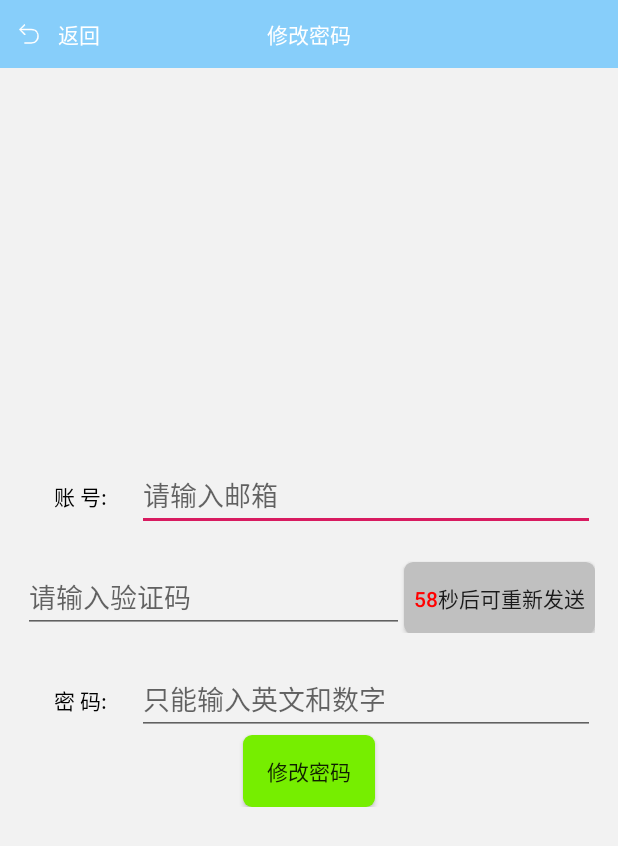
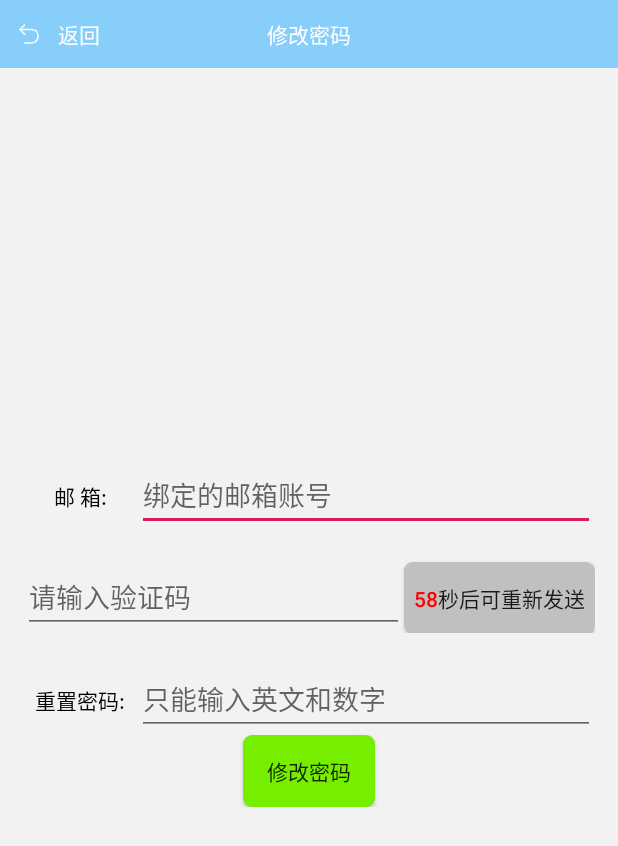
Before and after one commit to Bosshzh/ShiFei, an Android app: the ForgetPasswordActivity screen opened directly, with no data from a screen before it, after a tap on "修改密码", on a phone screen of 412 x 824 dp. Shown: the top 846 px of the screen. Run offline under Robolectric (Android 15) with nearby library versions, the phone set to English and light mode, and no system bars; libraries missing offline, so code that uses them is left out: javax.mail, javax.mail.internet; 1 other tap on this screen came first.

Commit message:
2020年2月12日更改

```diff
--- a/app/src/main/java/com/lanling/activity/ForgetPasswordActivity.java
+++ b/app/src/main/java/com/lanling/activity/ForgetPasswordActivity.java
@@ -3,6 +3,8 @@ package com.lanling.activity;
 import androidx.annotation.NonNull;
 import androidx.appcompat.app.AppCompatActivity;
 
+import android.content.Intent;
+import android.content.SharedPreferences;
 import android.graphics.Color;
 import android.os.Bundle;
 import android.os.Handler;
@@ -40,12 +42,15 @@ public class ForgetPasswordActivity extends AppCompatActivity {
     private String verification_code;//验证码
     private String email;//邮箱账号
     private String password;//密码
+    private SharedPreferences.Editor editor;
     private Handler handler = new Handler(){
         @Override
         public void handleMessage(@NonNull android.os.Message msg) {
             switch (msg.what){
                 case 0:
-                    Util.toastShort(ForgetPasswordActivity.this,"修改密码成功");
+                    Util.toastShort(ForgetPasswordActivity.this,"修改密码成功，已自动登录");
+                    Intent intent = new Intent(ForgetPasswordActivity.this,MainActivity.class);
+                    startActivity(intent);
                     finish();//结束当前活动
                     break;
                 case 1:
@@ -74,6 +79,7 @@ public class ForgetPasswordActivity extends AppCompatActivity {
     protected void onCreate(Bundle savedInstanceState) {
         super.onCreate(savedInstanceState);
         setContentView(R.layout.activity_forget_password);
+        editor = getSharedPreferences("user",MODE_PRIVATE).edit();
         titlebarView = findViewById(R.id.forget_titlebarview);//标题栏
         titlebarView.setOnViewClick(new TitlebarView.onViewClick() {
             @Override
@@ -100,8 +106,8 @@ public class ForgetPasswordActivity extends AppCompatActivity {
                 //如果用户输入的验证码和我们产生的验证码不相等的话
                 if (!verication_edit.getText().toString().equals(verification_code)){
                     Util.toastShort(ForgetPasswordActivity.this,"验证码验证失败，请重试");
-                }else if (password.length() == 0){
-                    Util.toastShort(ForgetPasswordActivity.this,"请输入密码");
+                }else if (password.length() == 0 && email.length() == 0){//密码不能为空
+                    Util.toastShort(ForgetPasswordActivity.this,"邮箱或密码不能为空");
                 }else{
                     new Thread(){
                         @Override
@@ -111,14 +117,15 @@ public class ForgetPasswordActivity extends AppCompatActivity {
                             params.put("password", password);
                             try {
                                 String result = Util.sendMessage("http://www.zhengzhoudaxue.cn:8080/SaveData/forget",params,"utf-8");
-                                if ("0".equals(result)){
-                                    handler.sendEmptyMessage(0);//修改密码成功，那么发送消息0
-                                }else if("1".equals(result)){
+                                if("1".equals(result)){
                                     handler.sendEmptyMessage(1);//修改密码失败，那么发送消息1
                                 }else if("2".equals(result)){
                                     handler.sendEmptyMessage(2);//该账号可能不存在
                                 }else if("3".equals(result)){
                                     handler.sendEmptyMessage(3);//服务器报错，请重试
+                                }else{
+                                   editor.putString("username",result.split("&")[1]).putString("photouser",result.split("&")[2]).apply();
+                                    handler.sendEmptyMessage(0);//修改密码成功，那么发送消息0
                                 }
                             } catch (IOException e) {
                                 e.printStackTrace();
@@ -141,7 +148,6 @@ public class ForgetPasswordActivity extends AppCompatActivity {
                 public void run() {
                     super.run();
                     Random ra =new Random();
-
                     for (int i=0;i<6;i++){
                         verification_code+=ra.nextInt(10);
                     }
@@ -157,7 +163,6 @@ public class ForgetPasswordActivity extends AppCompatActivity {
                             handler.sendEmptyMessage(5);//验证码发送失败
                         }else{
                             handler.sendEmptyMessage(6);//验证码发送失败，未知原因
-                            Util.log("RegisterActivity",result);
                         }
                     } catch (IOException e) {
                         e.printStackTrace();
--- a/app/src/main/java/com/lanling/fragment/WodeFragment.java
+++ b/app/src/main/java/com/lanling/fragment/WodeFragment.java
@@ -58,8 +58,6 @@ public class WodeFragment extends Fragment {
     private PerSelectView shezhi;//设置
     private Context context;//上下文
     private SharedPreferences sharedPreferences;
-    private Tencent mTencent;//腾讯
-    private Uri uri;
     // TODO: Rename and change types of parameters
     private String mParam1;
     private String mParam2;
--- a/app/src/main/res/layout/activity_forget_password.xml
+++ b/app/src/main/res/layout/activity_forget_password.xml
@@ -20,12 +20,13 @@
         />
 
     <RelativeLayout
+        android:id="@+id/forgetpassword_relativelayout"
         android:layout_width="match_parent"
         android:layout_height="wrap_content"
+        android:paddingLeft="15dp"
         android:paddingRight="15dp"
-        android:paddingLeft="15dp"
         android:layout_centerVertical="true"
-        android:orientation="vertical">
+        android:layout_centerHorizontal="true">
 
         <LinearLayout
             android:id="@+id/forget_linearlayout1"
@@ -36,7 +37,7 @@
             <TextView
                 android:layout_weight="1"
                 android:layout_width="0dp"
-                android:text="@string/email"
+                android:text="邮 箱:"
                 android:textColor="@color/black"
                 android:gravity="center"
                 android:layout_height="wrap_content" />
@@ -46,7 +47,7 @@
                 android:layout_weight="4"
                 android:layout_width="0dp"
                 android:inputType="textEmailAddress"
-                android:hint="@string/email_hint"
+                android:hint="绑定的邮箱账号"
                 android:layout_height="wrap_content" />
 
             </LinearLayout>
@@ -89,7 +90,7 @@
             <TextView
                 android:layout_weight="1"
                 android:layout_width="0dp"
-                android:text="@string/password"
+                android:text="重置密码:"
                 android:textColor="@color/black"
                 android:gravity="center"
                 android:layout_height="wrap_content" />
```
Also changed, not shown: app/src/main/java/com/lanling/activity/MoreActivity.java (+6 -54 lines), 180 other files.
